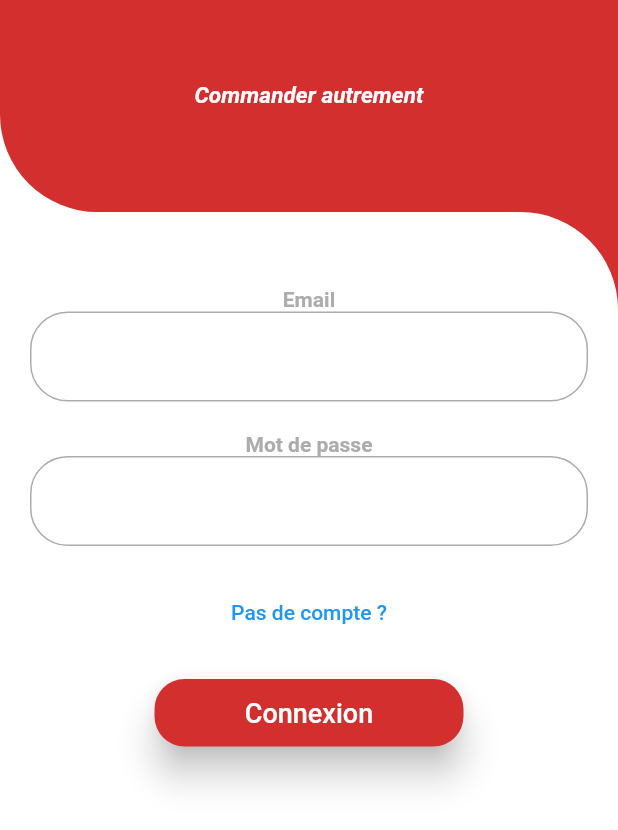
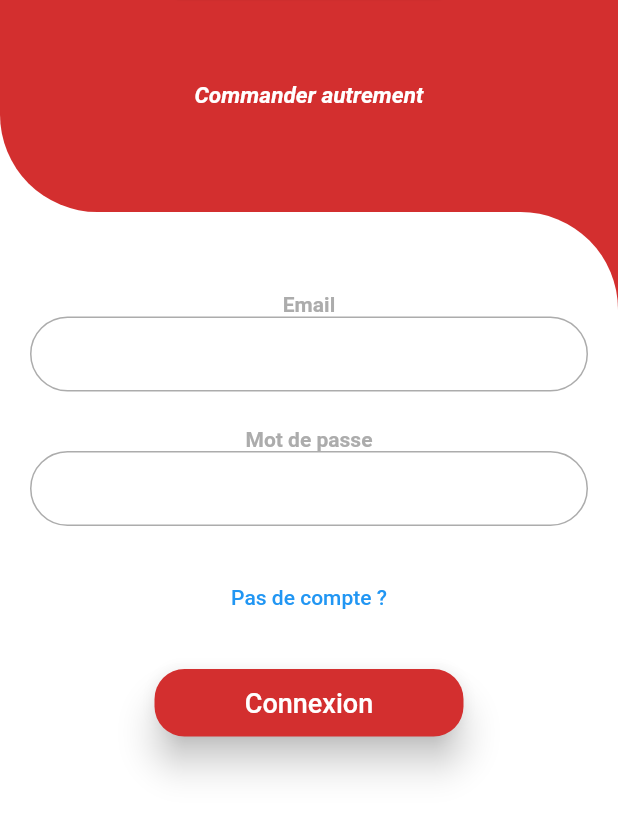
Before and after one commit to GondoITcoder/dabali_deliver, a Flutter app: the screen it shows after launch, on a phone screen of 412 x 824 dp, the part 406-1236 px from its top. Run offline on Flutter 3.47's test engine with Material 2 defaults, Android fonts, the light colour scheme and no system bars.

Commit message:
Consommation de l'API et réglage des décalage au niveau des commandes

```diff
--- /dev/null
+++ b/lib/apiListCommande.dart
@@ -0,0 +1,157 @@
+import 'dart:async';
+import 'dart:convert';
+
+import 'package:flutter/material.dart';
+import 'package:http/http.dart' as http;
+
+// To parse this JSON data, do
+//
+//     final resto = restoFromJson(jsonString);
+Future<Resto> fetchResto() async {
+  final response = await http.get(
+      Uri.parse('https://dabaliplato.000webhostapp.com/api/restoOrderList/9'));
+  if (response.statusCode == 200) {
+    return restoFromJson(response.body);
+  } else {
+    throw Exception('Failed to load album');
+  }
+}
+
+Resto restoFromJson(String str) => Resto.fromJson(json.decode(str));
+String restoToJson(Resto data) => json.encode(data.toJson());
+
+class Resto {
+  Resto({
+    required this.success,
+    required this.data,
+    required this.message,
+  });
+
+  bool success;
+  List<Datum> data;
+  String message;
+
+  factory Resto.fromJson(Map<String, dynamic> json) => Resto(
+        success: json["success"],
+        data: List<Datum>.from(json["data"].map((x) => Datum.fromJson(x))),
+        message: json["message"],
+      );
+
+  Map<String, dynamic> toJson() => {
+        "success": success,
+        "data": List<dynamic>.from(data.map((x) => x.toJson())),
+        "message": message,
+      };
+}
+
+class Datum {
+  Datum({
+    required this.id,
+    required this.orderCode,
+    required this.orderUserId,
+    required this.orderFoodId,
+    required this.orderQuantity,
+    required this.orderPaymentMethod,
+    required this.orderStatus,
+    this.deliveredBy,
+    // required this.updatedAt,
+    // required this.createdAt,
+  });
+
+  int id;
+  int orderCode;
+  int orderUserId;
+  int orderFoodId;
+  int orderQuantity;
+  String orderPaymentMethod;
+  String orderStatus;
+  dynamic deliveredBy;
+  // DateTime updatedAt;
+  // DateTime createdAt;
+
+  factory Datum.fromJson(Map<String, dynamic> json) => Datum(
+        id: json["id"],
+        orderCode: json["order_code"],
+        orderUserId: json["order_user_id"],
+        orderFoodId: json["order_food_id"],
+        orderQuantity: json["order_quantity"],
+        orderPaymentMethod: json["order_payment_method"],
+        orderStatus: json["order_status"],
+        deliveredBy: json["delivered_by"],
+        // updatedAt: json["updated_at"] == null ? null : DateTime.parse(json["updated_at"]),
+        // createdAt: json["created_at"] == null ? null : DateTime.parse(json["created_at"])
+      );
+
+  Map<String, dynamic> toJson() => {
+        "id": id,
+        "order_code": orderCode,
+        "order_user_id": orderUserId,
+        "order_food_id": orderFoodId,
+        "order_quantity": orderQuantity,
+        "order_payment_method": orderPaymentMethod,
+        "order_status": orderStatus,
+        "delivered_by": deliveredBy,
+        // "updated_at": updatedAt.toIso8601String(),
+        // "created_at": createdAt.toIso8601String(),
+      };
+}
+
+void main() => runApp(MyApp());
+
+class MyApp extends StatefulWidget {
+  MyApp({Key? key}) : super(key: key);
+
+  @override
+  _MyAppState createState() => _MyAppState();
+}
+
+class _MyAppState extends State<MyApp> {
+  late Future<Resto> futureResto;
+
+  @override
+  void initState() {
+    super.initState();
+    futureResto = fetchResto();
+  }
+
+  @override
+  Widget build(BuildContext context) {
+    return MaterialApp(
+      title: 'Fetch Data Example',
+      theme: ThemeData(
+        primarySwatch: Colors.blue,
+      ),
+      debugShowCheckedModeBanner: false,
+      home: Scaffold(
+        appBar: AppBar(
+          title: Text('Commande'),
+        ),
+        body: Center(
+          child: FutureBuilder<Resto>(
+            future: futureResto,
+            builder: (context, snapshot) {
+              if (snapshot.hasData) {
+                // return Text(snapshot.data!.success.toString());
+                return Center(
+                  child: ListView.builder(
+                    itemCount: snapshot.data!.data.length,
+                    itemBuilder: (context, i) {
+                      return ListTile(
+                        title: Text(snapshot.data!.data[i].orderPaymentMethod),
+                      );
+                    },
+                  ),
+                );
+              } else if (snapshot.hasError) {
+                return Text("${snapshot.error}");
+              }
+
+              // By default, show a loading spinner.
+              return CircularProgressIndicator();
+            },
+          ),
+        ),
+      ),
+    );
+  }
+}
--- a/lib/livraison.dart
+++ b/lib/livraison.dart
@@ -64,7 +64,7 @@ class LivraisonState extends State<Livraison> {
                   (post["name"][0] == "T")
                       ? "images/img_livraison_effectuer.jpg"
                       : "images/img_livraison_annuler.jpeg",
-                  height: 70,
+                  height: 35,
                 )
               ],
             ),
--- a/lib/login.dart
+++ b/lib/login.dart
@@ -126,7 +126,7 @@ class LoginState extends State<Login> {
         ),
         Container(
           padding: EdgeInsets.only(left: 15, right: 15),
-          height: 60,
+          height: 50,
           decoration: BoxDecoration(
               border: Border.all(color: kTextLightColor),
               borderRadius: BorderRadius.circular(25)),
--- a/pubspec.yaml
+++ b/pubspec.yaml
@@ -32,6 +32,7 @@ dependencies:
   flutter_range_slider: ^1.5.0
   flappy_search_bar: ^1.7.2
   dio: ^4.0.0
+  http: ^0.13.3
 
 dev_dependencies:
   flutter_test:
```
Also changed, not shown: lib/commandes.dart (+20 -10 lines), lib/main.dart (+3 -5 lines), pubspec.lock.
